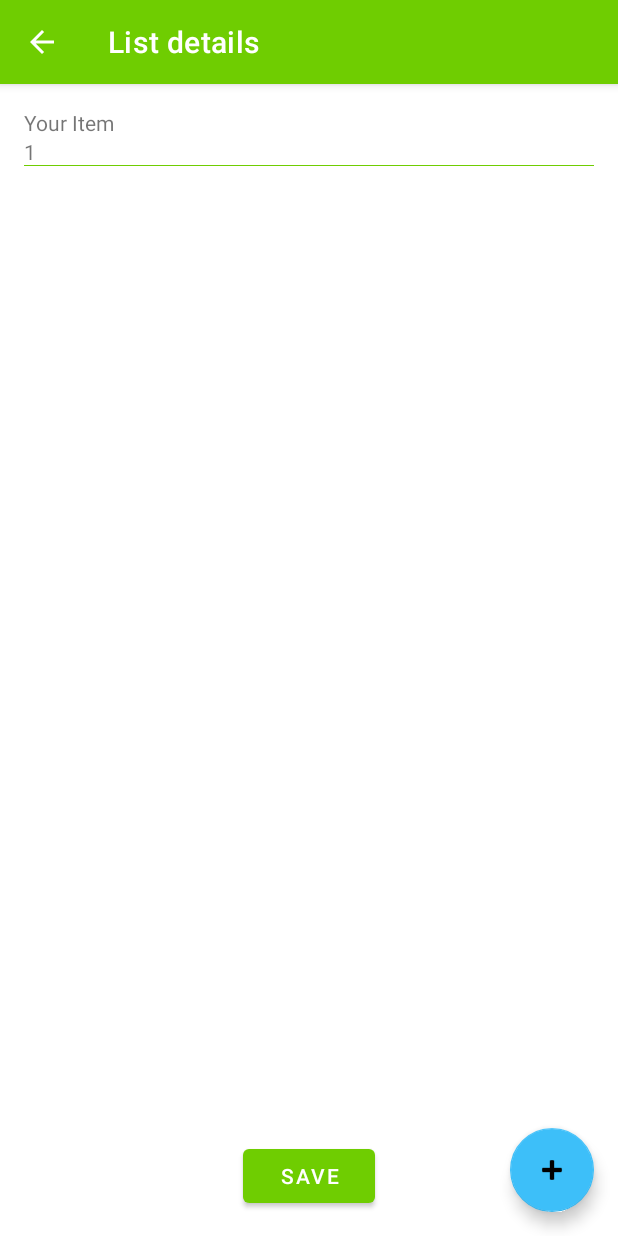
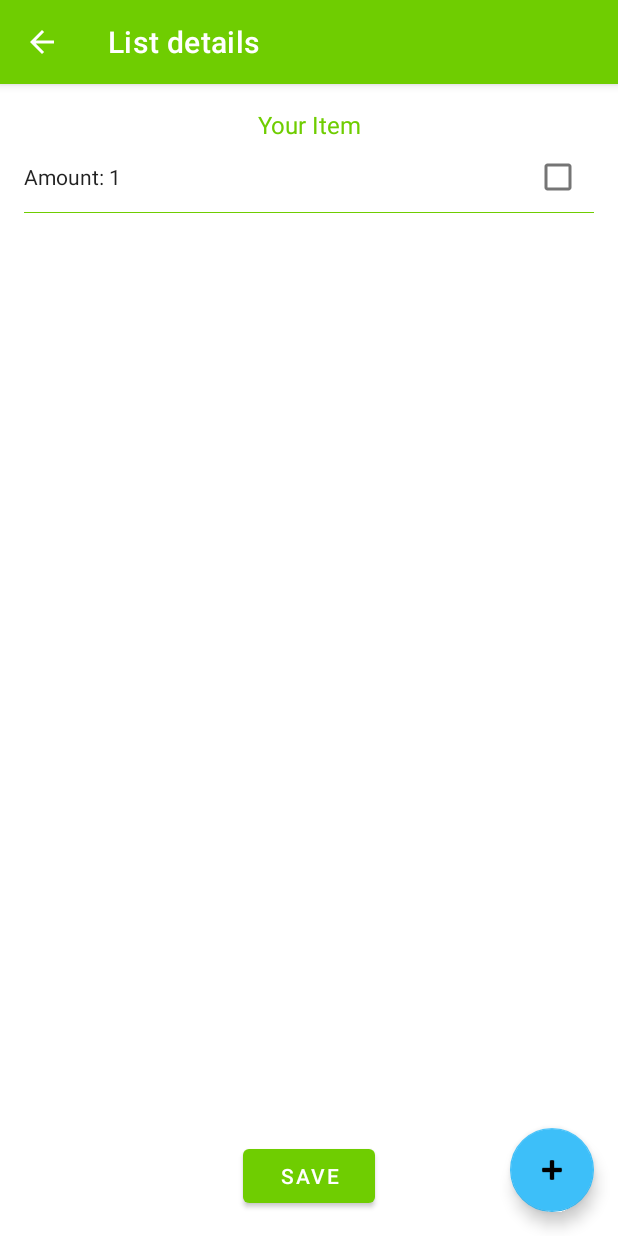
Before and after one commit to PhoenixWings7/ShoppingLister, an Android app: the ListDetailsActivity screen opened directly, with no data from a screen before it, after a tap on "Add new item", on a phone screen of 412 x 824 dp. Run offline under Robolectric (Android 15) with nearby library versions, the phone set to English and light mode, and no system bars; our stand-ins replace Room's generated code.

Commit message:
improved ListDetailsActivity look

```diff
--- a/app/src/main/java/com/phoenixwings7/shoppinglisterassignment/view/ItemPlaceholderAdapter.java
+++ b/app/src/main/java/com/phoenixwings7/shoppinglisterassignment/view/ItemPlaceholderAdapter.java
@@ -1,6 +1,7 @@
 package com.phoenixwings7.shoppinglisterassignment.view;
 
 import android.content.Context;
+import android.content.res.Resources;
 import android.view.LayoutInflater;
 import android.view.View;
 import android.view.ViewGroup;
@@ -35,7 +36,8 @@ public class ItemPlaceholderAdapter extends RecyclerView.Adapter<ItemPlaceholder
         String itemAmount = String.valueOf(item.amount);
 
         holder.itemTitle.setText(itemName);
-        holder.itemAmount.setText(itemAmount);
+        Resources res = layoutInflater.getContext().getResources();
+        holder.itemAmount.setText(res.getString(R.string.item_amount, itemAmount));
     }
 
     @Override
--- a/app/src/main/java/com/phoenixwings7/shoppinglisterassignment/view/ItemPlaceholderView.java
+++ b/app/src/main/java/com/phoenixwings7/shoppinglisterassignment/view/ItemPlaceholderView.java
@@ -1,7 +1,7 @@
 package com.phoenixwings7.shoppinglisterassignment.view;
 
 import android.view.View;
-import android.widget.TextView;
+import android.widget.EditText;
 
 import androidx.annotation.NonNull;
 import androidx.recyclerview.widget.RecyclerView;
@@ -10,8 +10,8 @@ import com.phoenixwings7.shoppinglisterassignment.R;
 
 
 public class ItemPlaceholderView extends RecyclerView.ViewHolder {
-    TextView itemTitle;
-    TextView itemAmount;
+    EditText itemTitle;
+    EditText itemAmount;
 
     public ItemPlaceholderView(@NonNull View itemView) {
         super(itemView);
--- a/app/src/main/res/layout/recyclerview_single_item_view.xml
+++ b/app/src/main/res/layout/recyclerview_single_item_view.xml
@@ -6,16 +6,32 @@
     android:padding="@dimen/default_padding"
     android:orientation="vertical"
     android:divider="@color/green_main"
-    android:showDividers="end">
-    <TextView
+    android:showDividers="end"
+    android:descendantFocusability="beforeDescendants"
+    android:focusableInTouchMode="true">
+    <EditText
         android:id="@+id/item_title"
-        android:layout_width="wrap_content"
+        android:layout_width="match_parent"
         android:layout_height="wrap_content"
-        />
-    <TextView
-        android:id="@+id/item_amount"
-        android:layout_width="wrap_content"
+        android:inputType="textShortMessage"
+        style="@style/ItemTitle" />
+    <LinearLayout
+        android:layout_width="match_parent"
         android:layout_height="wrap_content"
-        />
+        android:orientation="horizontal">
+        <EditText
+            android:id="@+id/item_amount"
+            android:layout_width="wrap_content"
+            android:layout_height="wrap_content"
+            android:paddingBottom="@dimen/default_padding"
+            android:inputType="number"
+            style="@style/ItemSubtitle"
+            android:layout_weight="1"/>
+        <CheckBox
+            android:id="@+id/item_checkbox"
+            android:layout_width="wrap_content"
+            android:layout_height="wrap_content"
+            android:layout_weight="0"/>
+    </LinearLayout>
 
 </LinearLayout>
--- a/app/src/main/res/values/colors.xml
+++ b/app/src/main/res/values/colors.xml
@@ -7,4 +7,5 @@
     <color name="blue_secondary">#D73DBFF9</color>
     <color name="black">#FF000000</color>
     <color name="white">#FFFFFFFF</color>
+    <color name="transparent">#00FFFFFF</color>
 </resources>
--- a/app/src/main/res/values/dimens.xml
+++ b/app/src/main/res/values/dimens.xml
@@ -1,4 +1,6 @@
 <?xml version="1.0" encoding="utf-8"?>
 <resources>
     <dimen name="default_padding">16dp</dimen>
+    <dimen name="item_name_text_size">16sp</dimen>
+    <dimen name="item_amount_text_size">14sp</dimen>
 </resources>
--- a/app/src/main/res/values/strings.xml
+++ b/app/src/main/res/values/strings.xml
@@ -13,4 +13,5 @@
     <string name="default_item_name">Your Item</string>
     <string name="default_list_title">Your List Title</string>
     <string name="list_details_activity_label">List details</string>
+    <string name="item_amount">Amount: %s</string>
 </resources>
--- a/app/src/main/res/values/styles.xml
+++ b/app/src/main/res/values/styles.xml
@@ -5,4 +5,16 @@
         <item name="android:layout_height">wrap_content</item>
         <item name="android:layout_margin">@dimen/default_padding</item>
     </style>
+
+    <style name="ItemTitle">
+        <item name="android:gravity">center</item>
+        <item name="android:background">@color/transparent</item>
+        <item name="android:textSize">@dimen/item_name_text_size</item>
+        <item name="android:textColor">@color/green_main</item>
+    </style>
+
+    <style name="ItemSubtitle">
+        <item name="android:background">@color/transparent</item>
+        <item name="android:textSize">@dimen/item_amount_text_size</item>
+    </style>
 </resources>
```
